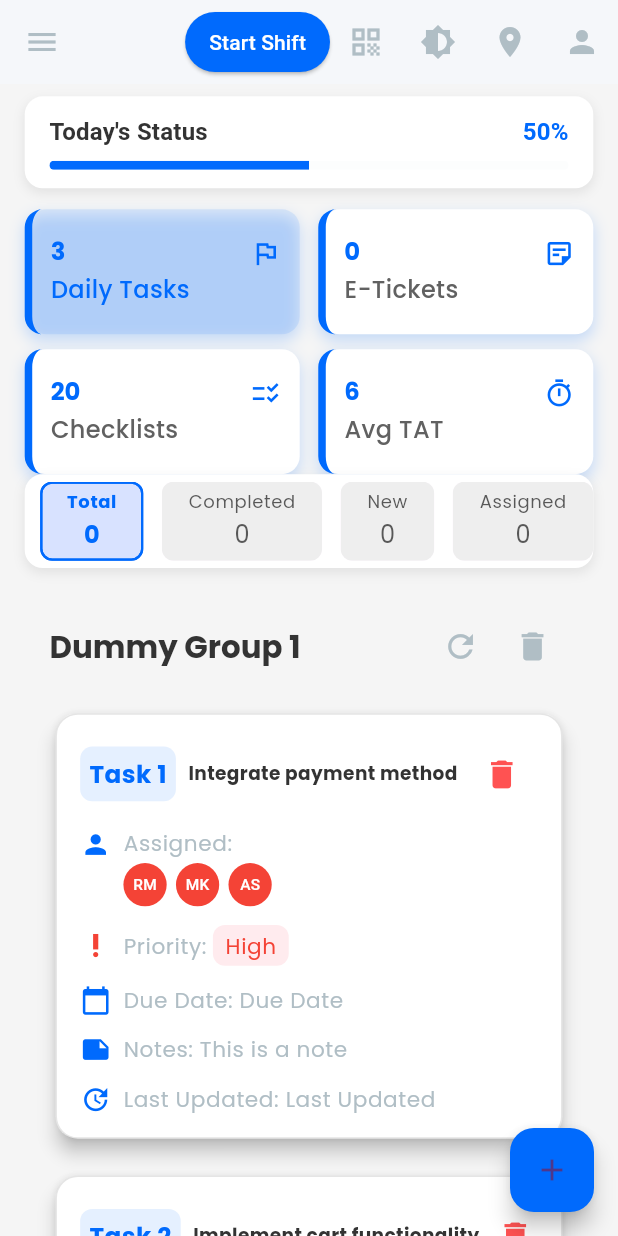
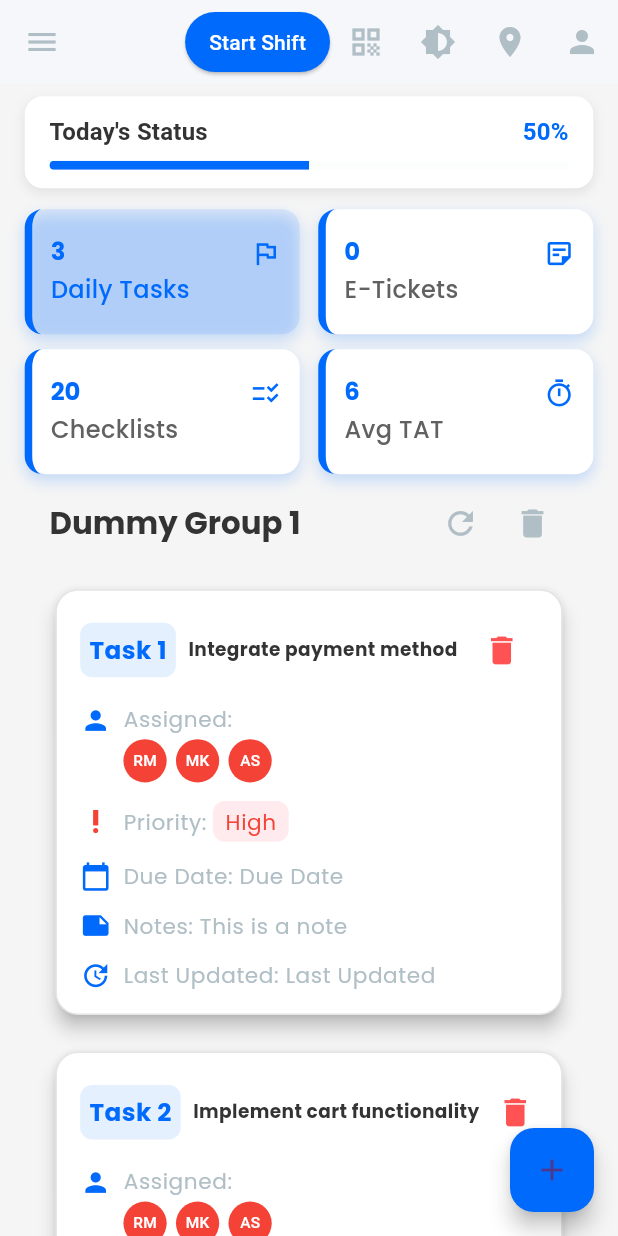
Before and after one commit to QRBuddyapex/QR_Buddy, a Flutter app: the TicketDashboardScreen screen opened by its route, after a tap on an icon or button, on a phone screen of 412 x 824 dp. Run offline on Flutter 3.47's test engine with Material 3 defaults, Android fonts, the phone set to English and light mode, and no system bars; our stand-ins replace dio, fl_chart, flutter_secure_storage, get, google_fonts, image_picker and 1 more; accounts and stored records are empty; network calls fail.

Commit message:
removed the _buildBottomTabs

```diff
--- a/lib/app/modules/e_ticket/components/qrbuddy_dashboard_widget.dart
+++ b/lib/app/modules/e_ticket/components/qrbuddy_dashboard_widget.dart
@@ -73,8 +73,7 @@ class _qrbuddyDashboardWidgetState extends State<qrbuddyDashboardWidget> with Si
             _buildTodaysStatusSection(size, textTheme),
             SizedBox(height: verticalPadding * 1.7),
             _buildInfoGrid(size, textTheme),
-            _buildBottomTabs(size, textTheme),
-            const SizedBox(height: 20),
+            // _buildBottomTabs(size, textTheme),
             Obx(() {
               if (controller.selectedInfoCard.value.isNotEmpty) {
                 return InfoCardContentWidget();
@@ -252,71 +251,71 @@ class _qrbuddyDashboardWidgetState extends State<qrbuddyDashboardWidget> with Si
     });
   }
 
-  Widget _buildBottomTabs(Size size, TextTheme textTheme) {
-    return Container(
-      padding: EdgeInsets.symmetric(vertical: size.height * 0.006),
-      decoration: BoxDecoration(
-        color: Colors.white,
-        borderRadius: BorderRadius.circular(12),
-        boxShadow: [
-          BoxShadow(
-            color: Colors.black.withOpacity(0.08),
-            blurRadius: 6,
-            offset: const Offset(0, 3),
-          )
-        ],
-      ),
-      child: SingleChildScrollView(
-        scrollDirection: Axis.horizontal,
-        child: Obx(() => Row(
-          children: [
-            SizedBox(width: size.width * 0.01),
-            _bottomTabItem(
-              controller.links.firstWhere(
-                (link) => link.type == 'ALL',
-                orElse: () => Link(type: 'ALL', title: 'Total', count: controller.tickets.length),
-              ).count.toString(),
-              "Total",
-              0,
-              size,
-              textTheme,
-            ),
-            _bottomTabItem(
-              controller.links.firstWhere(
-                (link) => link.type == 'COMP',
-                orElse: () => Link(type: 'COMP', title: 'Completed', count: 0),
-              ).count.toString(),
-              "Completed",
-              1,
-              size,
-              textTheme,
-            ),
-            _bottomTabItem(
-              controller.links.firstWhere(
-                (link) => link.type == 'NEW',
-                orElse: () => Link(type: 'NEW', title: 'New', count: 0),
-              ).count.toString(),
-              "New",
-              2,
-              size,
-              textTheme,
-            ),
-            _bottomTabItem(
-              controller.links.firstWhere(
-                (link) => link.type == 'ASI',
-                orElse: () => Link(type: 'ASI', title: 'Assigned', count: 0),
-              ).count.toString(),
-              "Assigned",
-              3,
-              size,
-              textTheme,
-            ),
-            SizedBox(width: size.width * 0.02),
-          ],
-        )),
-      ),
-    );
-  }
+  // Widget _buildBottomTabs(Size size, TextTheme textTheme) {
+  //   return Container(
+  //     padding: EdgeInsets.symmetric(vertical: size.height * 0.006),
+  //     decoration: BoxDecoration(
+  //       color: Colors.white,
+  //       borderRadius: BorderRadius.circular(12),
+  //       boxShadow: [
+  //         BoxShadow(
+  //           color: Colors.black.withOpacity(0.08),
+  //           blurRadius: 6,
+  //           offset: const Offset(0, 3),
+  //         )
+  //       ],
+  //     ),
+  //     child: SingleChildScrollView(
+  //       scrollDirection: Axis.horizontal,
+  //       child: Obx(() => Row(
+  //         children: [
+  //           SizedBox(width: size.width * 0.01),
+  //           _bottomTabItem(
+  //             controller.links.firstWhere(
+  //               (link) => link.type == 'ALL',
+  //               orElse: () => Link(type: 'ALL', title: 'Total', count: controller.tickets.length),
+  //             ).count.toString(),
+  //             "Total",
+  //             0,
+  //             size,
+  //             textTheme,
+  //           ),
+  //           _bottomTabItem(
+  //             controller.links.firstWhere(
+  //               (link) => link.type == 'COMP',
+  //               orElse: () => Link(type: 'COMP', title: 'Completed', count: 0),
+  //             ).count.toString(),
+  //             "Completed",
+  //             1,
+  //             size,
+  //             textTheme,
+  //           ),
+  //           _bottomTabItem(
+  //             controller.links.firstWhere(
+  //               (link) => link.type == 'NEW',
+  //               orElse: () => Link(type: 'NEW', title: 'New', count: 0),
+  //             ).count.toString(),
+  //             "New",
+  //             2,
+  //             size,
+  //             textTheme,
+  //           ),
+  //           _bottomTabItem(
+  //             controller.links.firstWhere(
+  //               (link) => link.type == 'ASI',
+  //               orElse: () => Link(type: 'ASI', title: 'Assigned', count: 0),
+  //             ).count.toString(),
+  //             "Assigned",
+  //             3,
+  //             size,
+  //             textTheme,
+  //           ),
+  //           SizedBox(width: size.width * 0.02),
+  //         ],
+  //       )),
+  //     ),
+  //   );
+  // }
 
   Widget _bottomTabItem(String count, String title, int index, Size size, TextTheme textTheme) {
     bool isActive = _selectedBottomTabIndex == index;
```
